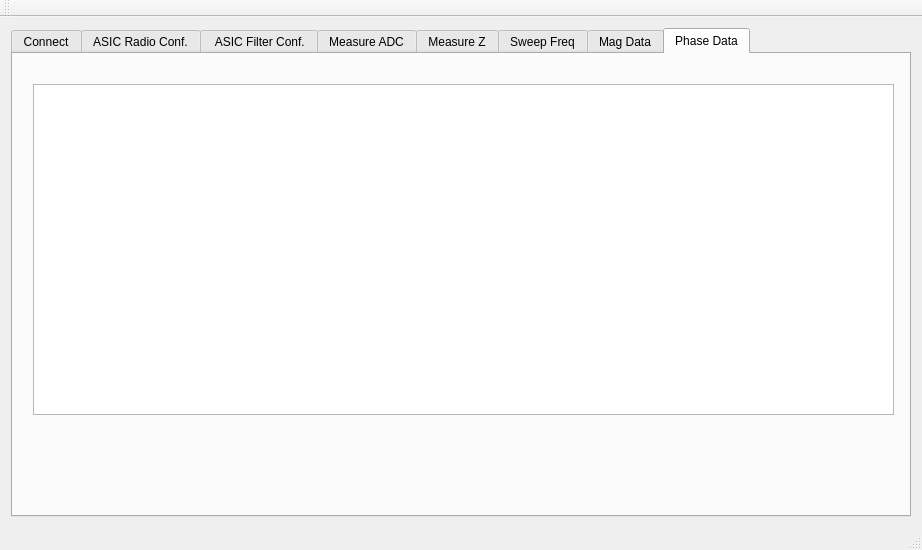
This is BioDriver/bio2016/mainwindow.ui in saul-rodriguez/Qt as Qt 5 draws it before an edit. The edited form follows.
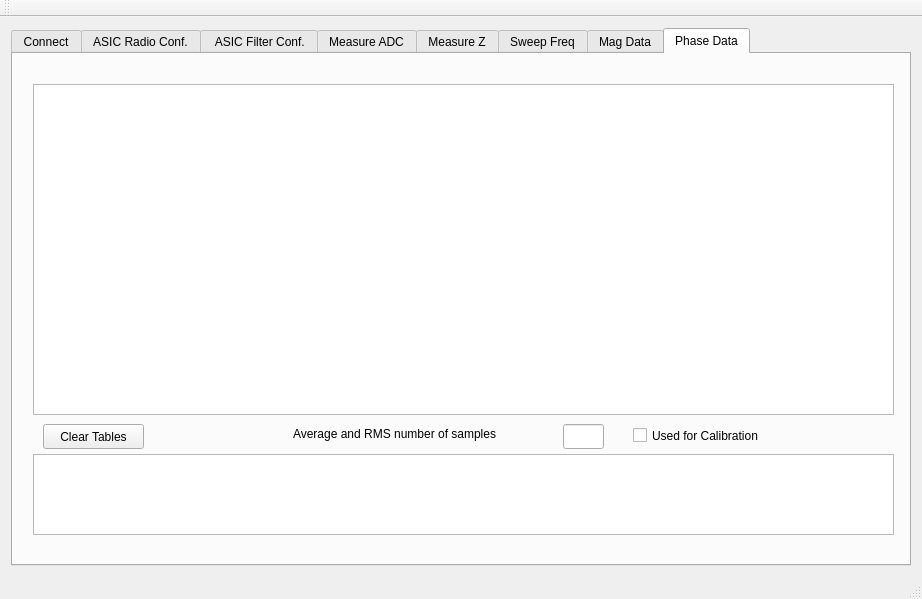
This is the edited form. The open tabs and pages were chosen to show the change. Custom widgets are drawn as their Qt base class.

Commit message: phase calibration added and working

```diff
--- a/BioDriver/bio2016/mainwindow.ui
+++ b/BioDriver/bio2016/mainwindow.ui
@@ -7,7 +7,7 @@
     <x>0</x>
     <y>0</y>
     <width>922</width>
-    <height>550</height>
+    <height>599</height>
    </rect>
   </property>
   <property name="windowTitle">
@@ -1134,6 +1134,65 @@
          </rect>
         </property>
        </widget>
+       <widget class="QTableView" name="tableViewAveragePhase">
+        <property name="geometry">
+         <rect>
+          <x>20</x>
+          <y>400</y>
+          <width>861</width>
+          <height>81</height>
+         </rect>
+        </property>
+       </widget>
+       <widget class="QLabel" name="label_13">
+        <property name="geometry">
+         <rect>
+          <x>280</x>
+          <y>370</y>
+          <width>271</width>
+          <height>20</height>
+         </rect>
+        </property>
+        <property name="text">
+         <string>Average and RMS number of samples</string>
+        </property>
+       </widget>
+       <widget class="QLineEdit" name="lineEditStatisticSamples">
+        <property name="geometry">
+         <rect>
+          <x>550</x>
+          <y>370</y>
+          <width>41</width>
+          <height>25</height>
+         </rect>
+        </property>
+       </widget>
+       <widget class="QCheckBox" name="checkBoxCalibratePhase">
+        <property name="geometry">
+         <rect>
+          <x>620</x>
+          <y>370</y>
+          <width>171</width>
+          <height>23</height>
+         </rect>
+        </property>
+        <property name="text">
+         <string>Used for Calibration</string>
+        </property>
+       </widget>
+       <widget class="QPushButton" name="pushButtonClearTables">
+        <property name="geometry">
+         <rect>
+          <x>30</x>
+          <y>370</y>
+          <width>101</width>
+          <height>25</height>
+         </rect>
+        </property>
+        <property name="text">
+         <string>Clear Tables</string>
+        </property>
+       </widget>
       </widget>
      </widget>
     </item>
```
Left out of the diff: 2 changed lines with no effect on the pictures. The commit also changes 9 other files.
